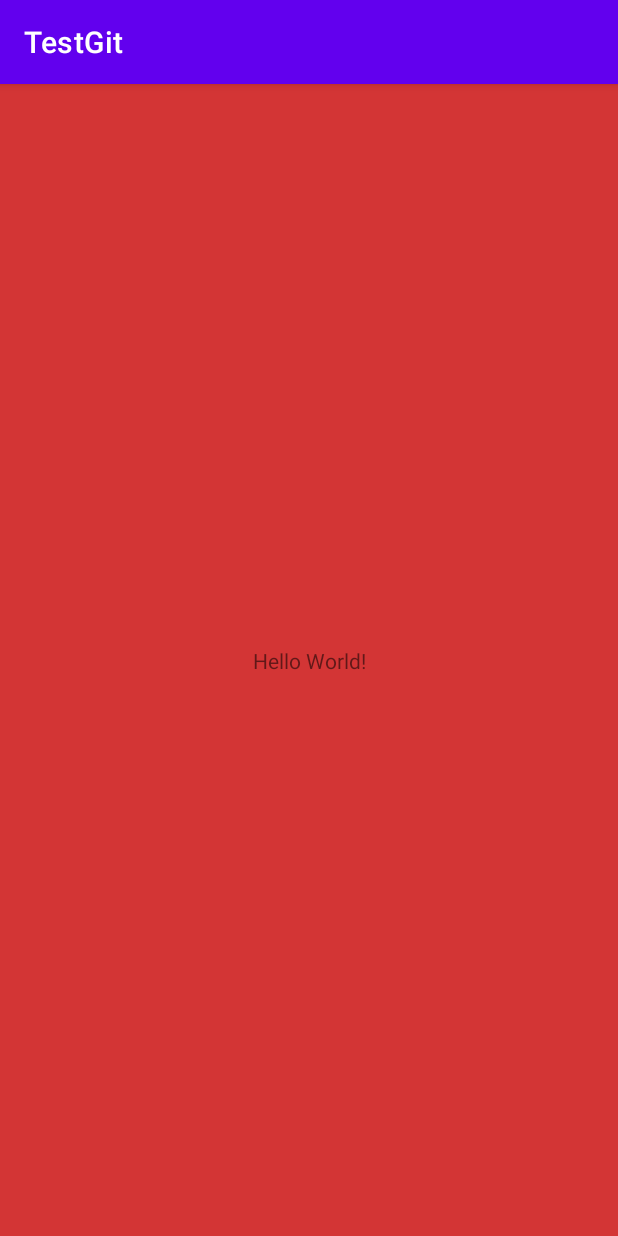
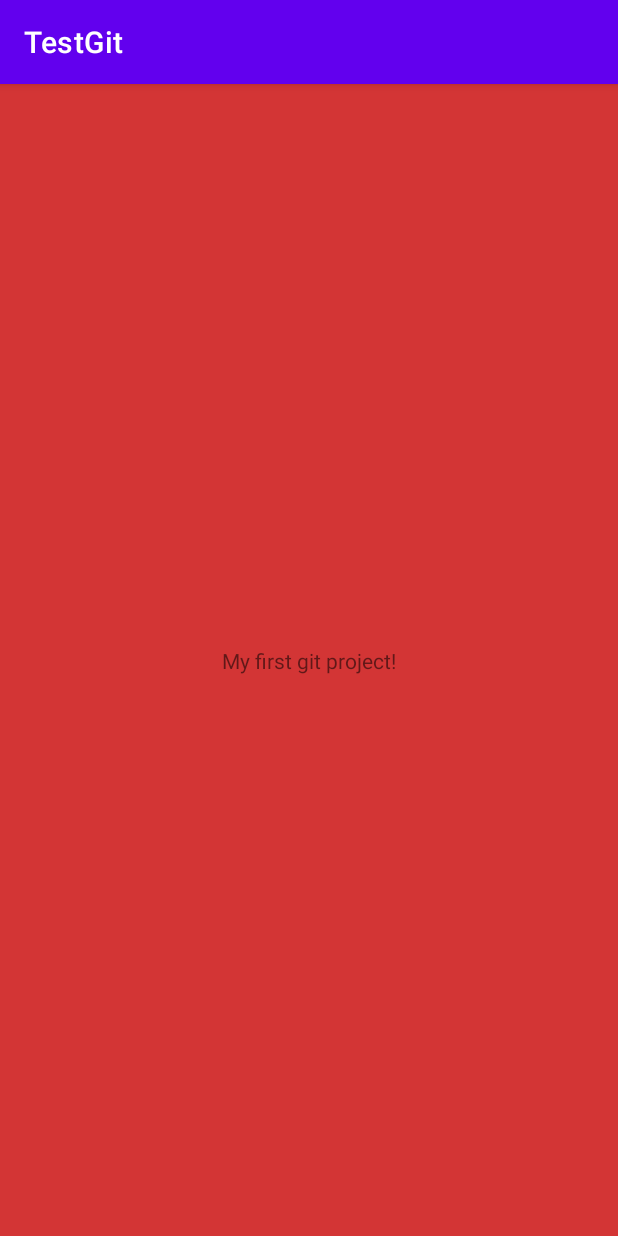
Before and after one commit to Vibriya/TestGit, an Android app: the screen it shows after launch (MainActivity), on a phone screen of 412 x 824 dp. Run offline under Robolectric (Android 15) with nearby library versions, the phone set to English and light mode, and no system bars.

Commit message:
Changing text

```diff
--- a/app/src/main/res/layout/activity_main.xml
+++ b/app/src/main/res/layout/activity_main.xml
@@ -10,7 +10,7 @@
     <TextView
         android:layout_width="wrap_content"
         android:layout_height="wrap_content"
-        android:text="Hello World!"
+        android:text="My first git project!"
         app:layout_constraintBottom_toBottomOf="parent"
         app:layout_constraintEnd_toEndOf="parent"
         app:layout_constraintStart_toStartOf="parent"
```
